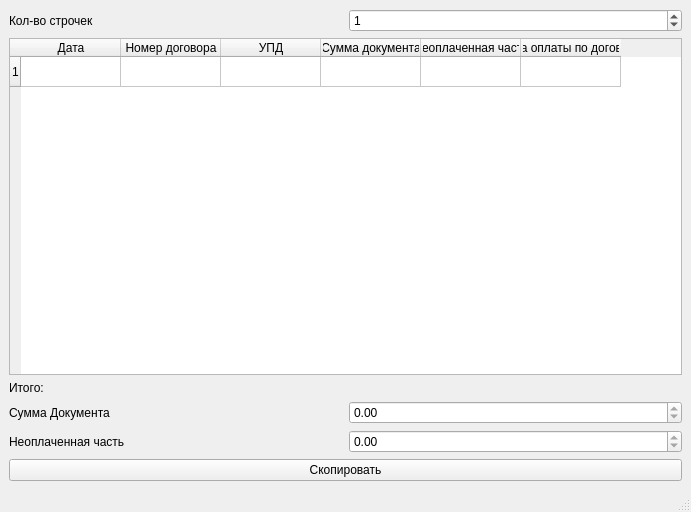
The window that design.ui (Leonid-poc/VoltMarket) describes before a commit, drawn with Qt 5.
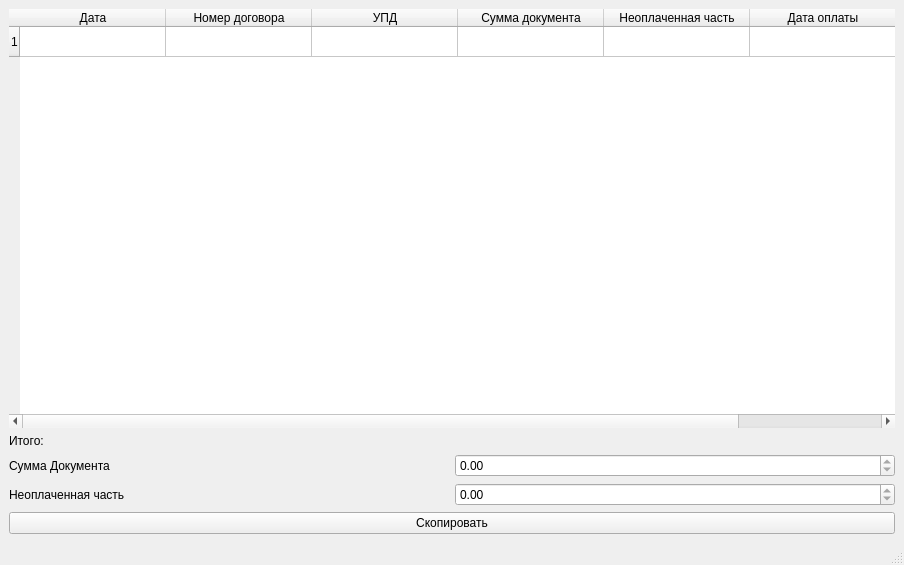
The same window after the commit.

Commit message: форма для приложения V1.1

The edit to the form file:
```diff
--- a/design.ui
+++ b/design.ui
@@ -6,8 +6,8 @@
    <rect>
     <x>0</x>
     <y>0</y>
-    <width>691</width>
-    <height>512</height>
+    <width>904</width>
+    <height>565</height>
    </rect>
   </property>
   <property name="windowTitle">
@@ -15,67 +15,11 @@
   </property>
   <widget class="QWidget" name="centralwidget">
    <layout class="QGridLayout" name="gridLayout">
-    <item row="0" column="0">
-     <widget class="QLabel" name="label_4">
-      <property name="text">
-       <string>Кол-во строчек</string>
-      </property>
-     </widget>
-    </item>
-    <item row="3" column="1">
-     <widget class="QDoubleSpinBox" name="doubleSpinBox">
-      <property name="readOnly">
-       <bool>true</bool>
-      </property>
-     </widget>
-    </item>
-    <item row="0" column="1">
-     <widget class="QSpinBox" name="spinBox">
-      <property name="maximum">
-       <number>9999</number>
-      </property>
-      <property name="value">
-       <number>1</number>
-      </property>
-     </widget>
-    </item>
-    <item row="3" column="0">
-     <widget class="QLabel" name="label_2">
-      <property name="text">
-       <string>Сумма Документа</string>
-      </property>
-     </widget>
-    </item>
-    <item row="5" column="0" colspan="2">
-     <widget class="QPushButton" name="pushButton">
-      <property name="text">
-       <string>Скопировать</string>
-      </property>
-     </widget>
-    </item>
-    <item row="4" column="0">
-     <widget class="QLabel" name="label_3">
-      <property name="text">
-       <string>Неоплаченная часть</string>
-      </property>
-     </widget>
-    </item>
-    <item row="2" column="0" colspan="2">
-     <widget class="QLabel" name="label">
-      <property name="text">
-       <string>Итого:</string>
-      </property>
-     </widget>
-    </item>
-    <item row="4" column="1">
-     <widget class="QDoubleSpinBox" name="doubleSpinBox_2">
-      <property name="readOnly">
-       <bool>true</bool>
-      </property>
-     </widget>
-    </item>
-    <item row="1" column="0" colspan="2">
+    <item row="0" column="0" colspan="2">
      <widget class="QTableWidget" name="tableWidget">
+      <property name="frameShape">
+       <enum>QFrame::NoFrame</enum>
+      </property>
       <property name="frameShadow">
        <enum>QFrame::Sunken</enum>
       </property>
@@ -91,12 +35,33 @@
       <property name="dragDropMode">
        <enum>QAbstractItemView::DragDrop</enum>
       </property>
+      <property name="sortingEnabled">
+       <bool>true</bool>
+      </property>
       <property name="wordWrap">
        <bool>false</bool>
       </property>
       <property name="rowCount">
        <number>1</number>
       </property>
+      <attribute name="horizontalHeaderVisible">
+       <bool>true</bool>
+      </attribute>
+      <attribute name="horizontalHeaderCascadingSectionResizes">
+       <bool>true</bool>
+      </attribute>
+      <attribute name="horizontalHeaderMinimumSectionSize">
+       <number>56</number>
+      </attribute>
+      <attribute name="horizontalHeaderDefaultSectionSize">
+       <number>146</number>
+      </attribute>
+      <attribute name="horizontalHeaderHighlightSections">
+       <bool>true</bool>
+      </attribute>
+      <attribute name="verticalHeaderMinimumSectionSize">
+       <number>22</number>
+      </attribute>
       <row/>
       <column>
        <property name="text">
@@ -125,11 +90,56 @@
       </column>
       <column>
        <property name="text">
-        <string>Дата оплаты по договору</string>
+        <string>Дата оплаты</string>
        </property>
       </column>
      </widget>
     </item>
+    <item row="2" column="0">
+     <widget class="QLabel" name="label_2">
+      <property name="text">
+       <string>Сумма Документа</string>
+      </property>
+     </widget>
+    </item>
+    <item row="4" column="0" colspan="2">
+     <widget class="QPushButton" name="pushButton">
+      <property name="styleSheet">
+       <string notr="true"/>
+      </property>
+      <property name="text">
+       <string>Скопировать</string>
+      </property>
+     </widget>
+    </item>
+    <item row="3" column="0">
+     <widget class="QLabel" name="label_3">
+      <property name="text">
+       <string>Неоплаченная часть</string>
+      </property>
+     </widget>
+    </item>
+    <item row="2" column="1">
+     <widget class="QDoubleSpinBox" name="doubleSpinBox">
+      <property name="readOnly">
+       <bool>true</bool>
+      </property>
+     </widget>
+    </item>
+    <item row="3" column="1">
+     <widget class="QDoubleSpinBox" name="doubleSpinBox_2">
+      <property name="readOnly">
+       <bool>true</bool>
+      </property>
+     </widget>
+    </item>
+    <item row="1" column="0" colspan="2">
+     <widget class="QLabel" name="label">
+      <property name="text">
+       <string>Итого:</string>
+      </property>
+     </widget>
+    </item>
    </layout>
   </widget>
   <widget class="QMenuBar" name="menubar">
```
Left out of the diff: 21 changed lines with no effect on the pictures. The commit also changes 1 other file.
